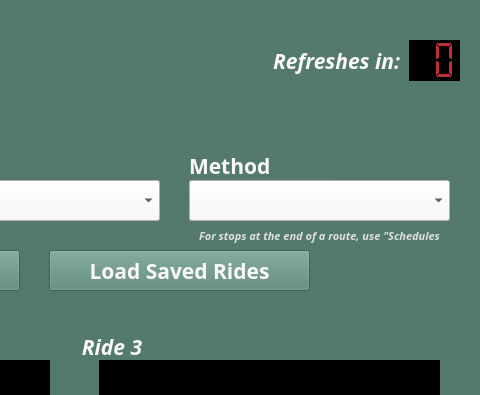
Old version of the form mbta_tracker.ui in the repository arbowl/mbta-stop-tracker; both pictures show x 721 to 1201 and y 0 to 395 of the 1201 by 529 pixel window.
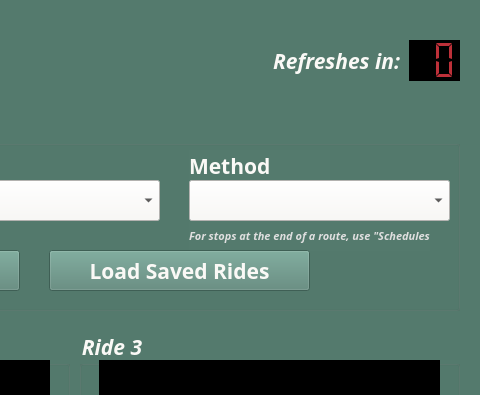
New version of the form.

Commit message: Write text explaining "Method"

What changed in the file:
```diff
--- a/mbta_tracker.ui
+++ b/mbta_tracker.ui
@@ -638,7 +638,7 @@
    <widget class="QLabel" name="label">
     <property name="geometry">
      <rect>
-      <x>900</x>
+      <x>890</x>
       <y>110</y>
       <width>241</width>
       <height>31</height>
```
The commit also changes 2 other files.
